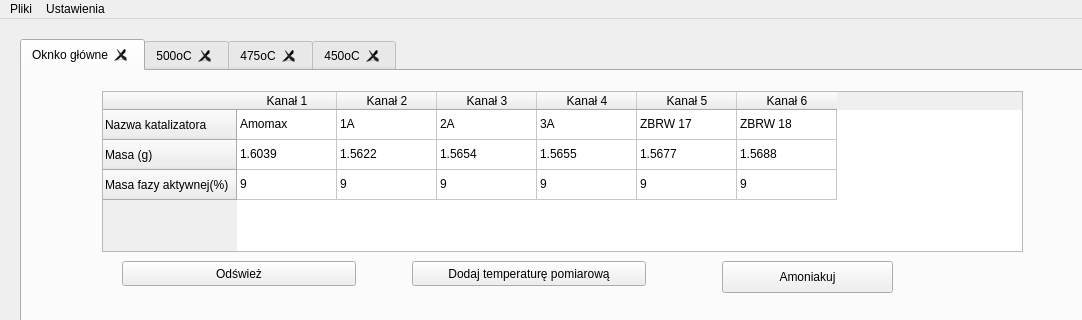
First picture: the form in menu.ui, repository nokira93/aktywnosc_katalizatorow, before the edit; both pictures show x 0 to 1082 and y 0 to 320 of the 1082 by 534 pixel window.
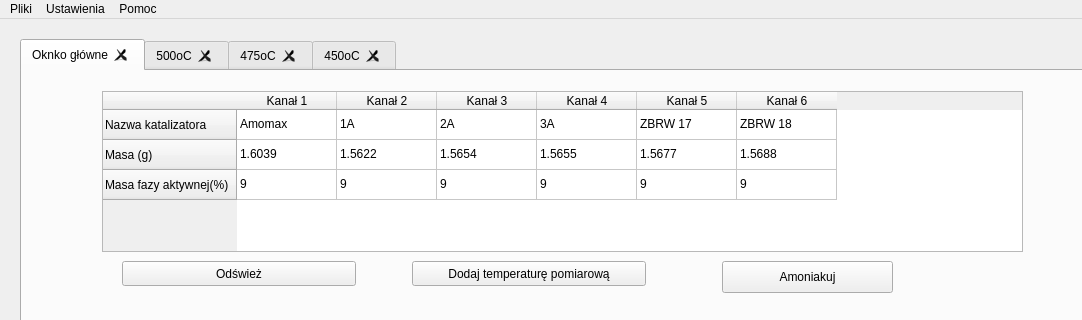
Second picture: the form after the edit.

Diff of the .ui file:
```diff
--- a/menu.ui
+++ b/menu.ui
@@ -1031,8 +1031,15 @@
     <addaction name="Wybor"/>
     <addaction name="separator"/>
    </widget>
+   <widget class="QMenu" name="menuFAQ">
+    <property name="title">
+     <string>Pomoc</string>
+    </property>
+    <addaction name="actionFAQ"/>
+   </widget>
    <addaction name="menuWiecej"/>
    <addaction name="menuSta_e"/>
+   <addaction name="menuFAQ"/>
   </widget>
   <widget class="QStatusBar" name="statusbar"/>
   <action name="actionNowy">
```
Left out of the diff: 5 changed lines with no effect on the pictures.
